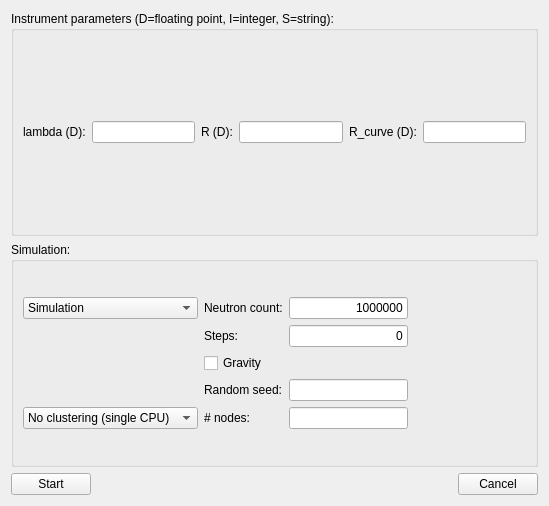
Before: the Qt Designer form tools/Python/mcgui/ssw.ui in McStasMcXtrace/McCode, drawn with Qt 5.
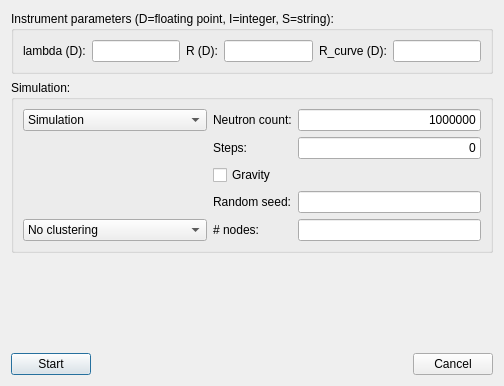
After: the same form once the commit is applied.

Commit message: Initial version of run sim through the run sim dialog

Patch:
```diff
--- a/tools/Python/mcgui/ssw.ui
+++ b/tools/Python/mcgui/ssw.ui
@@ -1,16 +1,13 @@
 <?xml version="1.0" encoding="UTF-8"?>
 <ui version="4.0">
  <class>dlgStartSim</class>
- <widget class="QWidget" name="dlgStartSim">
-  <property name="windowModality">
-   <enum>Qt::ApplicationModal</enum>
-  </property>
+ <widget class="QDialog" name="dlgStartSim">
   <property name="geometry">
    <rect>
     <x>0</x>
     <y>0</y>
-    <width>549</width>
-    <height>506</height>
+    <width>504</width>
+    <height>386</height>
    </rect>
   </property>
   <property name="windowTitle">
@@ -102,19 +99,6 @@
             </item>
            </widget>
           </item>
-          <item row="1" column="6">
-           <spacer name="horizontalSpacer_2">
-            <property name="orientation">
-             <enum>Qt::Horizontal</enum>
-            </property>
-            <property name="sizeHint" stdset="0">
-             <size>
-              <width>40</width>
-              <height>20</height>
-             </size>
-            </property>
-           </spacer>
-          </item>
           <item row="6" column="0">
            <widget class="QComboBox" name="cbxClustering">
             <property name="sizePolicy">
@@ -125,7 +109,7 @@
             </property>
             <item>
              <property name="text">
-              <string>No clustering (single CPU)</string>
+              <string>No clustering</string>
              </property>
             </item>
             <item>
@@ -150,32 +134,6 @@
             </property>
            </widget>
           </item>
-          <item row="2" column="6">
-           <spacer name="horizontalSpacer_3">
-            <property name="orientation">
-             <enum>Qt::Horizontal</enum>
-            </property>
-            <property name="sizeHint" stdset="0">
-             <size>
-              <width>40</width>
-              <height>20</height>
-             </size>
-            </property>
-           </spacer>
-          </item>
-          <item row="6" column="6">
-           <spacer name="horizontalSpacer_4">
-            <property name="orientation">
-             <enum>Qt::Horizontal</enum>
-            </property>
-            <property name="sizeHint" stdset="0">
-             <size>
-              <width>40</width>
-              <height>20</height>
-             </size>
-            </property>
-           </spacer>
-          </item>
           <item row="6" column="1">
            <widget class="QLabel" name="label_3">
             <property name="text">
@@ -240,6 +198,19 @@
        </layout>
       </widget>
      </item>
+     <item>
+      <spacer name="verticalSpacer">
+       <property name="orientation">
+        <enum>Qt::Vertical</enum>
+       </property>
+       <property name="sizeHint" stdset="0">
+        <size>
+         <width>20</width>
+         <height>40</height>
+        </size>
+       </property>
+      </spacer>
+     </item>
      <item>
       <layout class="QHBoxLayout" name="horizontalLayout_3">
        <item>
```
Left out of the diff: 42 changed lines with no effect on the pictures. The commit also changes 2 other files.
